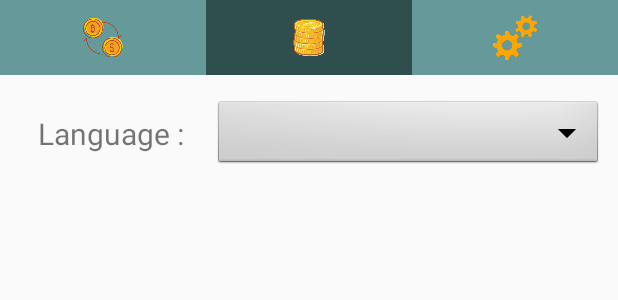
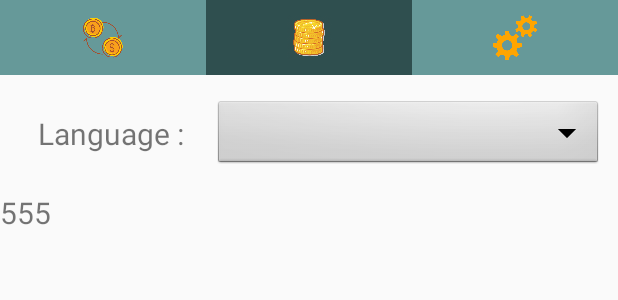
Before and after one commit to nonaee/Android_Final_Project, an Android app: the layout activity_setting.xml on its own in the app's theme, with its tools: preview values and no code run, on a phone screen of 412 x 824 dp. Shown: the top 300 px of the screen. Run offline under Robolectric (Android 15) with nearby library versions, the phone set to English and light mode, and no system bars.

Commit message:
Update setting page

```diff
--- a/app/src/main/res/layout/activity_setting.xml
+++ b/app/src/main/res/layout/activity_setting.xml
@@ -32,4 +32,10 @@
             android:layout_marginTop="5dp"
             />
     </LinearLayout>
+    <TextView
+        android:id="@+id/testText"
+        android:layout_width="match_parent"
+        android:layout_height="wrap_content"
+        android:text="555"
+        android:textSize="20dp"/>
 </LinearLayout>
```
Also changed, not shown: app/src/main/AndroidManifest.xml (+7 -1 lines), app/src/main/java/com/example/fernomazer/androidproject/Setting.java (+22 -15 lines).
